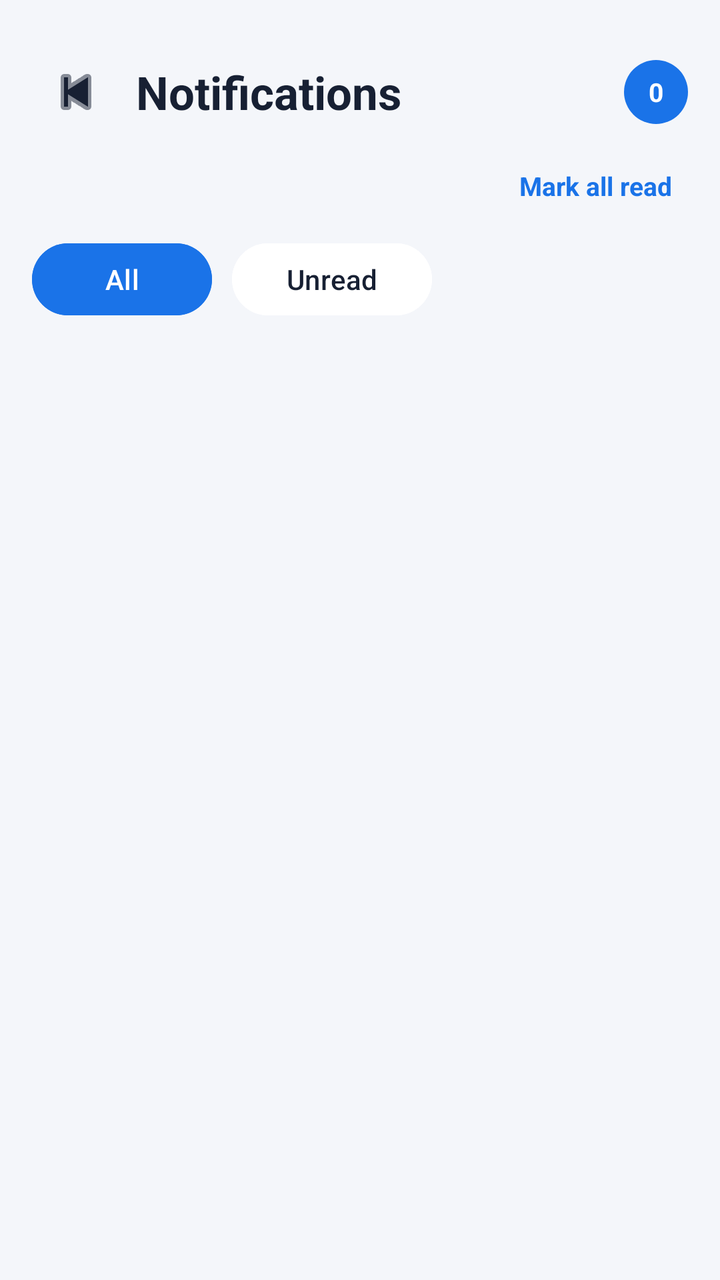
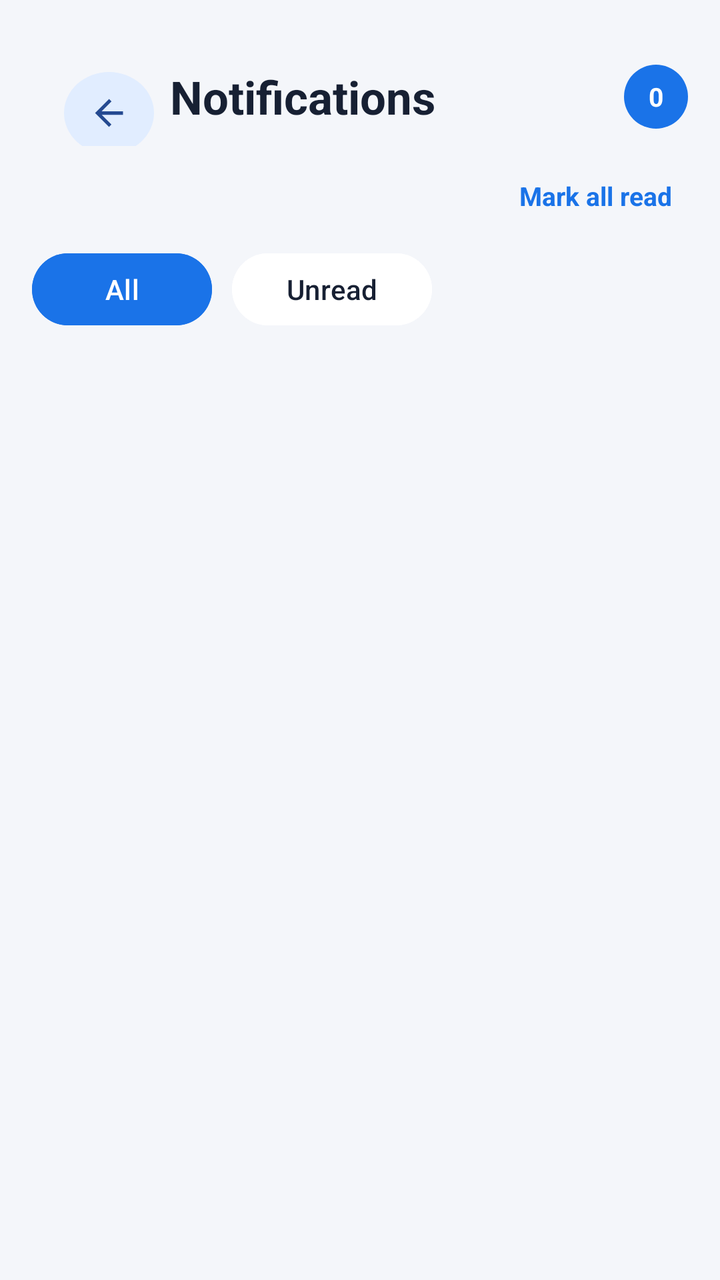

Before-and-after screenshots of an Android layout around one commit, followed by the original layout XML and the change that was made.
<!-- AndroidManifest.xml: application theme Theme.MyApplication -->
<!-- res/layout/activity_notification.xml -->
<?xml version="1.0" encoding="utf-8"?>
<LinearLayout
    xmlns:android="http://schemas.android.com/apk/res/android"
    android:id="@+id/notificationRoot"
    android:layout_width="match_parent"
    android:layout_height="match_parent"
    android:orientation="vertical"
    android:background="#F4F6FA"
    android:padding="16dp">

    

    <LinearLayout
        android:layout_width="match_parent"
        android:layout_height="wrap_content"
        android:orientation="horizontal"
        android:gravity="center_vertical"
        android:paddingVertical="8dp">

        <ImageButton
            android:id="@+id/backButton"
            android:layout_width="44dp"
            android:layout_height="44dp"
            android:src="@android:drawable/ic_media_previous"
            android:contentDescription="Back"
            android:background="@android:color/transparent"
            android:tint="#172033" />

        <TextView
            android:layout_width="0dp"
            android:layout_height="wrap_content"
            android:layout_weight="1"
            android:text="Notifications"
            android:textColor="#172033"
            android:textSize="23sp"
            android:textStyle="bold"
            android:layout_marginStart="8dp" />

        <TextView
            android:id="@+id/unreadCount"
            android:layout_width="32dp"
            android:layout_height="32dp"
            android:gravity="center"
            android:text="0"
            android:textColor="#FFFFFF"
            android:textSize="13sp"
            android:textStyle="bold"
            android:background="@drawable/notification_count_background" />

    </LinearLayout>

    

    <TextView
        android:id="@+id/markAllRead"
        android:layout_width="wrap_content"
        android:layout_height="wrap_content"
        android:layout_gravity="end"
        android:padding="8dp"
        android:text="Mark all read"
        android:textColor="#1A73E8"
        android:textSize="13sp"
        android:textStyle="bold" />

    

    <LinearLayout
        android:layout_width="match_parent"
        android:layout_height="wrap_content"
        android:orientation="horizontal"
        android:layout_marginTop="8dp"
        android:layout_marginBottom="16dp">

        <Button
            android:id="@+id/allNotifications"
            android:layout_width="wrap_content"
            android:layout_height="44dp"
            android:minWidth="90dp"
            android:text="All"
            android:textAllCaps="false"
            android:textColor="#FFFFFF"
            android:backgroundTint="#1A73E8" />

        <Button
            android:id="@+id/unreadNotifications"
            android:layout_width="wrap_content"
            android:layout_height="44dp"
            android:minWidth="100dp"
            android:layout_marginStart="10dp"
            android:text="Unread"
            android:textAllCaps="false"
            android:textColor="#172033"
            android:backgroundTint="#FFFFFF" />

    </LinearLayout>

    

    <TextView
        android:id="@+id/emptyNotifications"
        android:layout_width="match_parent"
        android:layout_height="0dp"
        android:layout_weight="1"
        android:gravity="center"
        android:text="No notifications yet."
        android:textColor="#778196"
        android:textSize="15sp"
        android:visibility="gone" />

    

    <androidx.recyclerview.widget.RecyclerView
        android:id="@+id/notificationsRecyclerView"
        android:layout_width="match_parent"
        android:layout_height="0dp"
        android:layout_weight="1"
        android:clipToPadding="false"
        android:paddingBottom="12dp" />

</LinearLayout>
<!-- resources referenced by this layout -->
<resources>
  <!-- drawable notification_count_background (drawable) -->
  <?xml version="1.0" encoding="utf-8"?>
  <shape xmlns:android="http://schemas.android.com/apk/res/android"
      android:shape="oval">
  
      <solid android:color="#1A73E8" />
  
  </shape>
  <style name="Theme.MyApplication" parent="Base.Theme.MyApplication" />
  <style name="Base.Theme.MyApplication" parent="Theme.Material3.DayNight.NoActionBar">
          
          
      </style>
</resources>

<!-- the commit's change to res/layout/activity_notification.xml (unified diff, before → after) -->
@@ -1,6 +1,7 @@
 <?xml version="1.0" encoding="utf-8"?>
 <LinearLayout
     xmlns:android="http://schemas.android.com/apk/res/android"
+    xmlns:app="http://schemas.android.com/apk/res-auto"
     android:id="@+id/notificationRoot"
     android:layout_width="match_parent"
     android:layout_height="match_parent"
@@ -10,46 +11,49 @@
 
     
 
+    
+
     <LinearLayout
         android:layout_width="match_parent"
         android:layout_height="wrap_content"
+        android:gravity="center_vertical"
         android:orientation="horizontal"
-        android:gravity="center_vertical"
         android:paddingVertical="8dp">
 
         <ImageButton
-            android:id="@+id/backButton"
-            android:layout_width="44dp"
-            android:layout_height="44dp"
-            android:src="@android:drawable/ic_media_previous"
+            android:id="@+id/back_btn"
+            android:layout_width="45dp"
+            android:layout_height="41dp"
+            android:layout_marginStart="16dp"
+            android:layout_marginTop="8dp"
+            android:background="@drawable/bg_back_button"
             android:contentDescription="Back"
-            android:background="@android:color/transparent"
-            android:tint="#172033" />
+            android:padding="10dp"
+            android:scaleType="centerInside"
+            android:src="@drawable/ic_arrow_back_blue" />
 
         <TextView
             android:layout_width="0dp"
-            android:layout_height="wrap_content"
+            android:layout_height="31dp"
+            android:layout_marginStart="8dp"
             android:layout_weight="1"
             android:text="Notifications"
             android:textColor="#172033"
             android:textSize="23sp"
-            android:textStyle="bold"
-            android:layout_marginStart="8dp" />
+            android:textStyle="bold" />
 
         <TextView
             android:id="@+id/unreadCount"
             android:layout_width="32dp"
             android:layout_height="32dp"
+            android:background="@drawable/notification_count_background"
             android:gravity="center"
             android:text="0"
             android:textColor="#FFFFFF"
             android:textSize="13sp"
-            android:textStyle="bold"
-            android:background="@drawable/notification_count_background" />
+            android:textStyle="bold" />
 
     </LinearLayout>
-
-    
 
     <TextView
         android:id="@+id/markAllRead"
<!-- resource entries referenced after the edit -->
@@ -1,5 +1,24 @@
 <!-- resources referenced by this layout -->
 <resources>
+  <!-- drawable bg_back_button (drawable) -->
+  <ripple xmlns:android="http://schemas.android.com/apk/res/android"
+      android:color="#30254A91">
+      <item>
+          <shape android:shape="oval">
+              <solid android:color="#E1EDFF" />
+          </shape>
+      </item>
+  </ripple>
+  <!-- drawable ic_arrow_back_blue (drawable) -->
+  <vector xmlns:android="http://schemas.android.com/apk/res/android"
+      android:width="24dp"
+      android:height="24dp"
+      android:viewportWidth="24"
+      android:viewportHeight="24">
+      <path
+          android:fillColor="#254A91"
+          android:pathData="M20,11H7.83l5.59,-5.59L12,4l-8,8 8,8 1.41,-1.41L7.83,13H20v-2z" />
+  </vector>
   <!-- drawable notification_count_background (drawable) -->
   <?xml version="1.0" encoding="utf-8"?>
   <shape xmlns:android="http://schemas.android.com/apk/res/android"
